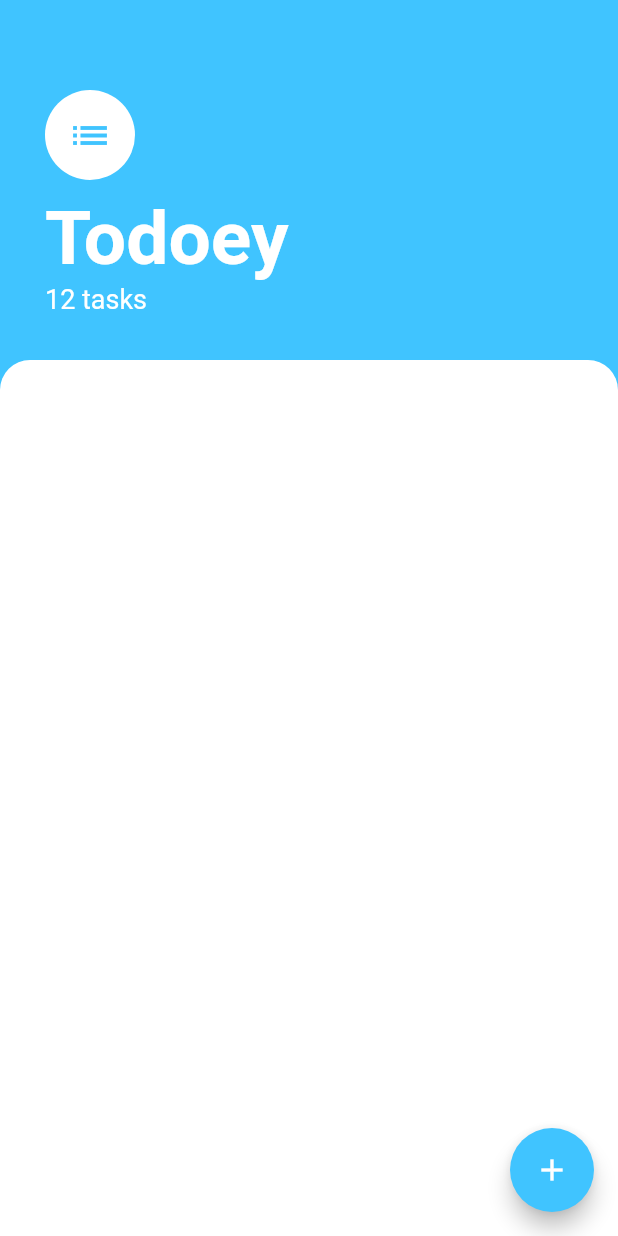
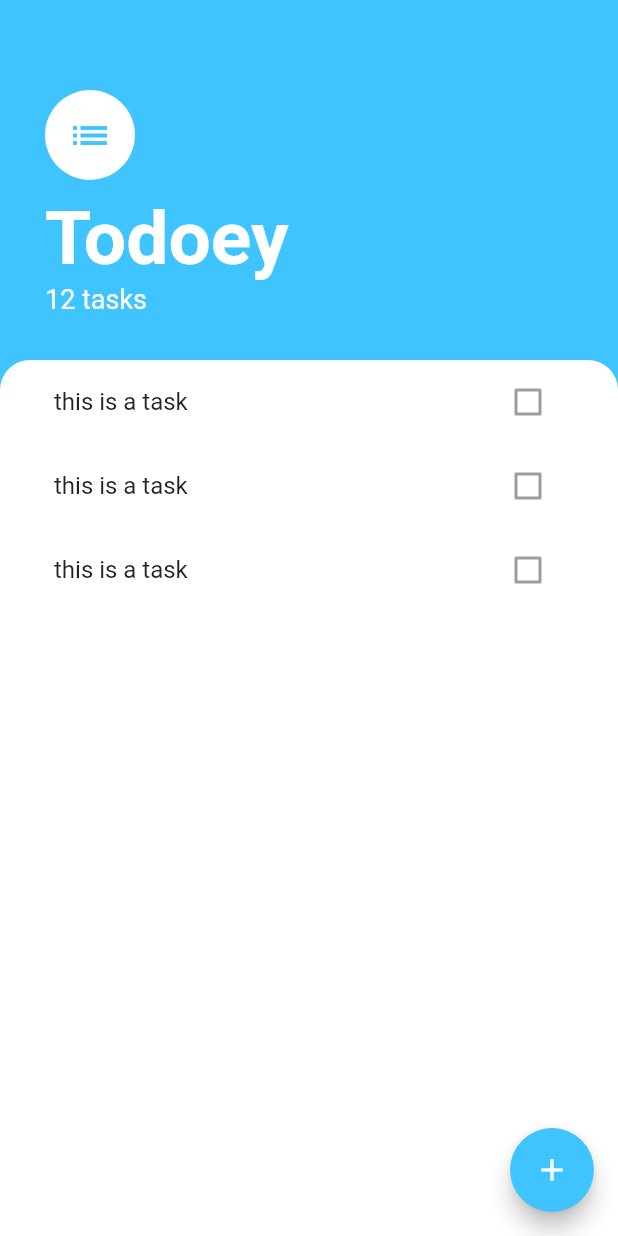
Before and after one commit to Zims/todoey_flutter, a Flutter app: the screen it shows after launch, on a phone screen of 412 x 824 dp. Run offline on Flutter 3.47's test engine with Material 2 defaults, Android fonts, the phone set to English and light mode, and no system bars.

Commit message:
refactored some widgets

```diff
--- a/lib/screens/tasks_screen.dart
+++ b/lib/screens/tasks_screen.dart
@@ -1,4 +1,5 @@
 import 'package:flutter/material.dart';
+import 'package:todoey_flutter/widgets/tasks_list.dart';
 
 class TasksScreen extends StatelessWidget {
   @override
@@ -6,6 +7,7 @@ class TasksScreen extends StatelessWidget {
     return Scaffold(
       backgroundColor: Colors.lightBlueAccent,
       floatingActionButton: FloatingActionButton(
+        onPressed: () {},
         backgroundColor: Colors.lightBlueAccent,
         child: Icon(
           Icons.add,
@@ -52,6 +54,7 @@ class TasksScreen extends StatelessWidget {
           ),
           Expanded(
             child: Container(
+              padding: EdgeInsets.symmetric(horizontal: 20.0),
               decoration: BoxDecoration(
                 color: Colors.white,
                 borderRadius: BorderRadius.only(
@@ -59,6 +62,7 @@ class TasksScreen extends StatelessWidget {
                   topRight: Radius.circular(20.0),
                 ),
               ),
+              child: TasksList(),
             ),
           ),
         ],
--- /dev/null
+++ b/lib/widgets/task_tile.dart
@@ -0,0 +1,13 @@
+import 'package:flutter/material.dart';
+
+class TaskTile extends StatelessWidget {
+  @override
+  Widget build(BuildContext context) {
+    return ListTile(
+      title: Text('this is a task'),
+      trailing: Checkbox(
+        value: false,
+      ),
+    );
+  }
+}
--- /dev/null
+++ b/lib/widgets/tasks_list.dart
@@ -0,0 +1,15 @@
+import 'package:flutter/material.dart';
+import 'package:todoey_flutter/widgets/task_tile.dart';
+
+class TasksList extends StatelessWidget {
+  @override
+  Widget build(BuildContext context) {
+    return ListView(
+      children: <Widget>[
+        TaskTile(),
+        TaskTile(),
+        TaskTile(),
+      ],
+    );
+  }
+}
```
